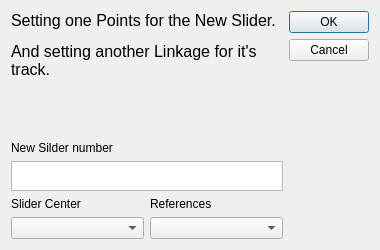
This is core/simulate/set_slider.ui in KmolYuan/Pyslvs-UI as Qt 5 draws it before an edit. The edited form follows.
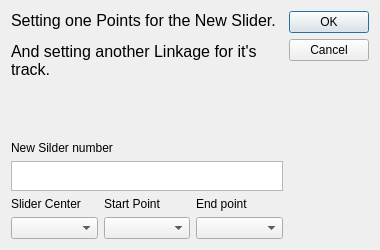
This is the edited form. Icons and pictures are not drawn.

Commit message: Slider feature improve.

What changed in the file:
```diff
--- a/core/simulate/set_slider.ui
+++ b/core/simulate/set_slider.ui
@@ -133,7 +133,7 @@
           </sizepolicy>
          </property>
          <property name="text">
-          <string>References</string>
+          <string>Start Point</string>
          </property>
         </widget>
        </item>
@@ -144,6 +144,16 @@
          </property>
         </widget>
        </item>
+       <item row="0" column="2">
+        <widget class="QLabel" name="label_4">
+         <property name="text">
+          <string>End point</string>
+         </property>
+        </widget>
+       </item>
+       <item row="1" column="2">
+        <widget class="QComboBox" name="End"/>
+       </item>
       </layout>
      </item>
     </layout>
```
Left out of the diff: 2 changed lines with no effect on the pictures. The commit also changes 12 other files.
